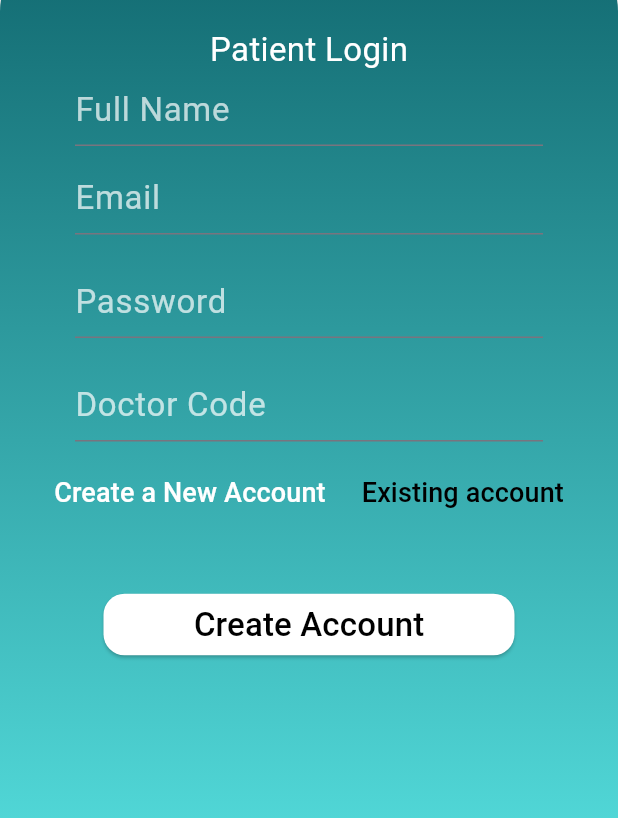
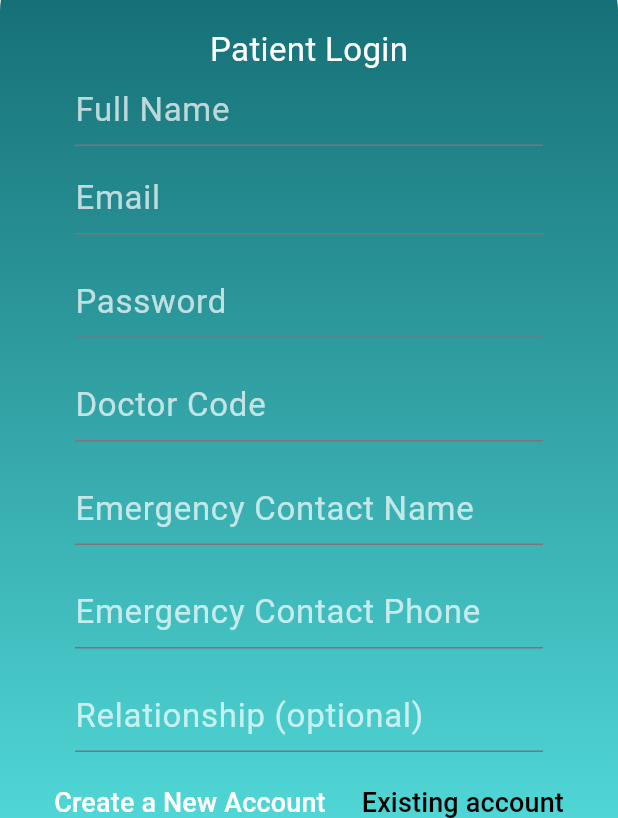
Before and after one commit to HagarWael/diaguard, a Flutter app: the LoginScreen screen opened directly, after a tap on "Create a New Account", on a phone screen of 412 x 824 dp, the part 418-1236 px from its top. Run offline on Flutter 3.47's test engine with Material 3 defaults, Android fonts, the phone set to English and light mode, and no system bars; our stand-ins replace date_format, easy_localization, equatable, fl_chart, flutter_bloc, flutter_secure_storage and 2 more; accounts and stored records are empty.

Commit message:
Emergency Contact (Registration)

```diff
--- a/lib/features/patient/patientScreens/loginscreen.dart
+++ b/lib/features/patient/patientScreens/loginscreen.dart
@@ -20,6 +20,10 @@ class _LoginScreenState extends State<LoginScreen> {
   final _controllerEmail = TextEditingController();
   final _controllerPassword = TextEditingController();
   final _controllerDoctorCode = TextEditingController();
+  final _controllerEmergencyName = TextEditingController();
+  final _controllerEmergencyPhone = TextEditingController();
+  final _controllerEmergencyRelationship = TextEditingController();
+
   final AuthService _authService = AuthService();
 
   bool newAccount = false;
@@ -35,6 +39,11 @@ class _LoginScreenState extends State<LoginScreen> {
       String email = _controllerEmail.text.trim();
       String password = _controllerPassword.text.trim();
       String doctorCode = _controllerDoctorCode.text.trim();
+      String emergencyName = _controllerEmergencyName.text.trim();
+      String emergencyPhone = _controllerEmergencyPhone.text.trim();
+      String emergencyRelationship =
+          _controllerEmergencyRelationship.text.trim();
+
       dynamic response;
 
       if (newAccount) {
@@ -53,19 +62,33 @@ class _LoginScreenState extends State<LoginScreen> {
           return;
         }
 
+        if (widget.role == 'patient' &&
+            (emergencyName.isEmpty || emergencyPhone.isEmpty)) {
+          ScaffoldMessenger.of(context).showSnackBar(
+            const SnackBar(
+              content: Text("Emergency contact name and phone are required."),
+              backgroundColor: Colors.red,
+            ),
+          );
+          setState(() {
+            _isLoading = false;
+          });
+          return;
+        }
+
         response = await _authService.signup(
           fullName: fullName,
           email: email,
           password: password,
           role: widget.role,
           doctorCode: widget.role == 'patient' ? doctorCode : null,
+          emergencyName: widget.role == 'patient' ? emergencyName : null,
+          emergencyPhone: widget.role == 'patient' ? emergencyPhone : null,
+          emergencyRelationship:
+              widget.role == 'patient' ? emergencyRelationship : null,
         );
       } else {
-        response = await _authService.login(
-          email: email,
-          password: password,
-          //role: widget.role,
-        );
+        response = await _authService.login(email: email, password: password);
       }
 
       setState(() {
@@ -201,7 +224,7 @@ class _LoginScreenState extends State<LoginScreen> {
                       obscureText: true,
                     ),
                   ),
-                  if (newAccount && widget.role == 'patient')
+                  if (newAccount && widget.role == 'patient') ...[
                     Padding(
                       padding: const EdgeInsets.symmetric(
                         horizontal: 50.0,
@@ -222,6 +245,68 @@ class _LoginScreenState extends State<LoginScreen> {
                         ),
                       ),
                     ),
+                    Padding(
+                      padding: const EdgeInsets.symmetric(
+                        horizontal: 50.0,
+                        vertical: 10,
+                      ),
+                      child: TextField(
+                        controller: _controllerEmergencyName,
+                        decoration: const InputDecoration(
+                          hintText: 'Emergency Contact Name',
+                          hintStyle: TextStyle(color: Colors.white70),
+                          focusedBorder: UnderlineInputBorder(
+                            borderSide: BorderSide(color: Colors.white),
+                          ),
+                        ),
+                        style: const TextStyle(
+                          fontSize: 22,
+                          color: Colors.white,
+                        ),
+                      ),
+                    ),
+                    Padding(
+                      padding: const EdgeInsets.symmetric(
+                        horizontal: 50.0,
+                        vertical: 10,
+                      ),
+                      child: TextField(
+                        controller: _controllerEmergencyPhone,
+                        decoration: const InputDecoration(
+                          hintText: 'Emergency Contact Phone',
+                          hintStyle: TextStyle(color: Colors.white70),
+                          focusedBorder: UnderlineInputBorder(
+                            borderSide: BorderSide(color: Colors.white),
+                          ),
+                        ),
+                        keyboardType: TextInputType.phone,
+                        style: const TextStyle(
+                          fontSize: 22,
+                          color: Colors.white,
+                        ),
+                      ),
+                    ),
+                    Padding(
+                      padding: const EdgeInsets.symmetric(
+                        horizontal: 50.0,
+                        vertical: 10,
+                      ),
+                      child: TextField(
+                        controller: _controllerEmergencyRelationship,
+                        decoration: const InputDecoration(
+                          hintText: 'Relationship (optional)',
+                          hintStyle: TextStyle(color: Colors.white70),
+                          focusedBorder: UnderlineInputBorder(
+                            borderSide: BorderSide(color: Colors.white),
+                          ),
+                        ),
+                        style: const TextStyle(
+                          fontSize: 22,
+                          color: Colors.white,
+                        ),
+                      ),
+                    ),
+                  ],
                   Row(
                     mainAxisAlignment: MainAxisAlignment.center,
                     children: [
```
Also changed, not shown: lib/core/service/auth.dart (+23 -4 lines), 8 other files.
